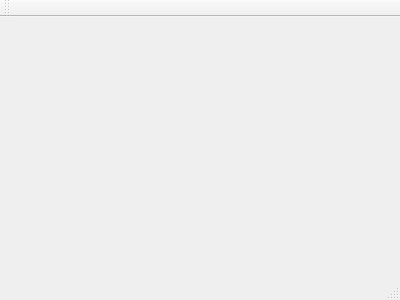
This is qtofcalc/MainWindow.ui in sztaylor89/QtTofCalc as Qt 5 draws it before an edit. The edited form follows.
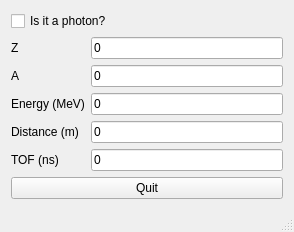
This is the edited form.

Patch:
```diff
--- a/qtofcalc/MainWindow.ui
+++ b/qtofcalc/MainWindow.ui
@@ -1,24 +1,115 @@
 <ui version="4.0">
  <class>MainWindow</class>
- <widget class="QMainWindow" name="MainWindow" >
-  <property name="geometry" >
+ <widget class="QMainWindow" name="MainWindow">
+  <property name="geometry">
    <rect>
     <x>0</x>
     <y>0</y>
-    <width>400</width>
-    <height>300</height>
+    <width>294</width>
+    <height>230</height>
    </rect>
   </property>
   <property name="windowTitle" >
    <string>MainWindow</string>
   </property>
-  <widget class="QMenuBar" name="menuBar" />
-  <widget class="QToolBar" name="mainToolBar" />
-  <widget class="QWidget" name="centralWidget" />
-  <widget class="QStatusBar" name="statusBar" />
+  <widget class="QWidget" name="centralWidget">
+   <layout class="QVBoxLayout" name="verticalLayout">
+    <item>
+     <widget class="QCheckBox" name="checkBox">
+      <property name="text">
+       <string>Is it a photon?</string>
+      </property>
+     </widget>
+    </item>
+    <item>
+     <layout class="QFormLayout" name="formLayout_2">
+      <item row="1" column="0">
+       <widget class="QLabel" name="label_2">
+        <property name="text">
+         <string>Z</string>
+        </property>
+       </widget>
+      </item>
+      <item row="1" column="1">
+       <widget class="QLineEdit" name="lineEdit_z">
+        <property name="enabled">
+         <bool>true</bool>
+        </property>
+        <property name="text">
+         <string>0</string>
+        </property>
+       </widget>
+      </item>
+      <item row="2" column="0">
+       <widget class="QLabel" name="label">
+        <property name="text">
+         <string>A</string>
+        </property>
+       </widget>
+      </item>
+      <item row="2" column="1">
+       <widget class="QLineEdit" name="lineEdit_a">
+        <property name="text">
+         <string>0</string>
+        </property>
+       </widget>
+      </item>
+      <item row="3" column="0">
+       <widget class="QLabel" name="label_4">
+        <property name="text">
+         <string>Energy (MeV)</string>
+        </property>
+       </widget>
+      </item>
+      <item row="3" column="1">
+       <widget class="QLineEdit" name="lineEdit_en">
+        <property name="text">
+         <string>0</string>
+        </property>
+       </widget>
+      </item>
+      <item row="4" column="0">
+       <widget class="QLabel" name="label_3">
+        <property name="text">
+         <string>Distance (m)</string>
+        </property>
+       </widget>
+      </item>
+      <item row="4" column="1">
+       <widget class="QLineEdit" name="lineEdit_d">
+        <property name="text">
+         <string>0</string>
+        </property>
+       </widget>
+      </item>
+      <item row="5" column="0">
+       <widget class="QLabel" name="label_5">
+        <property name="text">
+         <string>TOF (ns)</string>
+        </property>
+       </widget>
+      </item>
+      <item row="5" column="1">
+       <widget class="QLineEdit" name="lineEdit_t">
+        <property name="text">
+         <string>0</string>
+        </property>
+       </widget>
+      </item>
+     </layout>
+    </item>
+    <item>
+     <widget class="QPushButton" name="pushButton">
+      <property name="text">
+       <string>Quit</string>
+      </property>
+     </widget>
+    </item>
+   </layout>
+  </widget>
+  <widget class="QStatusBar" name="statusBar"/>
  </widget>
- <layoutDefault spacing="6" margin="11" />
- <pixmapfunction></pixmapfunction>
+ <layoutdefault spacing="6" margin="11"/>
  <resources/>
  <connections/>
 </ui>
```
Left out of the diff: 5 changed lines with no effect on the pictures.
